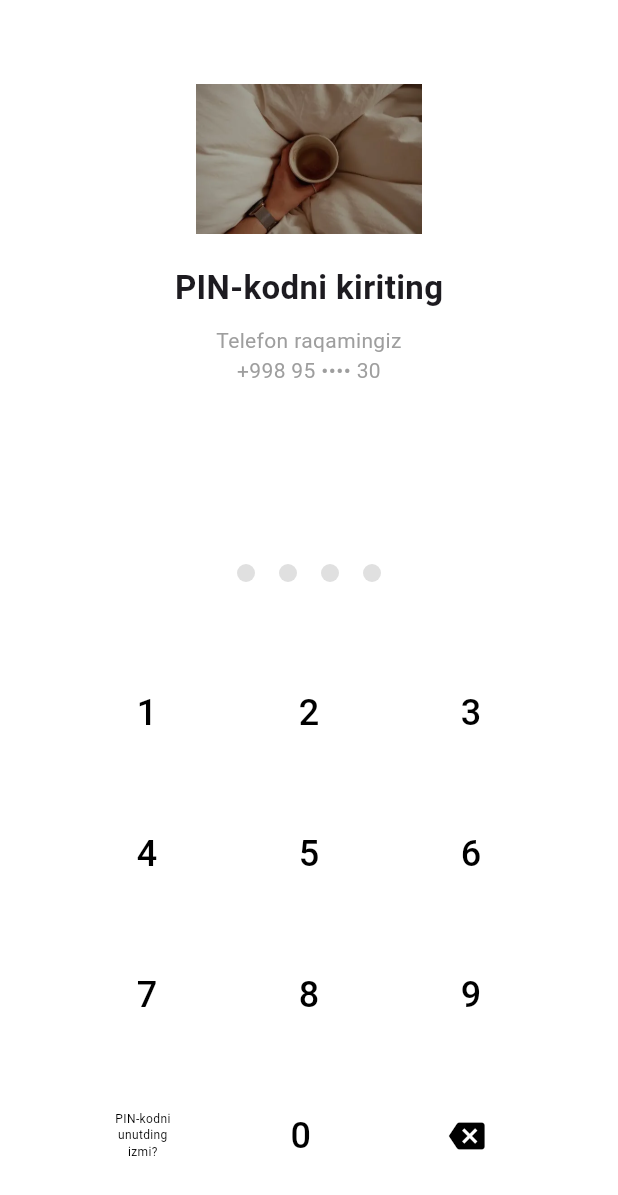
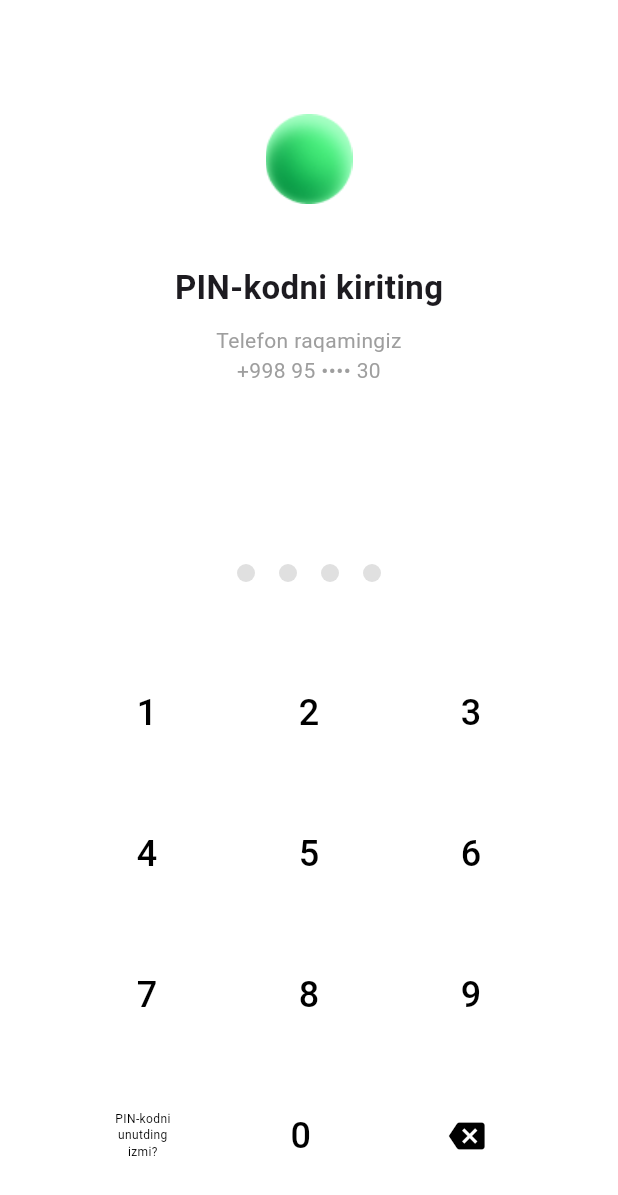
Before and after one commit to abdulbosit973o/Paynet-Flutter, a Flutter app: the screen it shows after launch, on a phone screen of 412 x 824 dp. Shown: the top 1195 px of the screen. Run offline on Flutter 3.47's test engine with Material 3 defaults, Android fonts, the phone set to English and light mode, and no system bars; our stand-ins replace bloc, lottie; Roboto replaces fonts that are missing (PaynetB); project files that could hold a hidden picture were left out.

Commit message:
pin screen finished

```diff
--- a/lib/core/utils/assets/app_image.dart
+++ b/lib/core/utils/assets/app_image.dart
@@ -1,3 +1,3 @@
 class AppImage {
-  static const String logo = "assets/icon/image.webp";
+  static const String logo = "assets/icon/logo.png";
 }
```
Also changed, not shown: assets/icon/logo.png (added).
